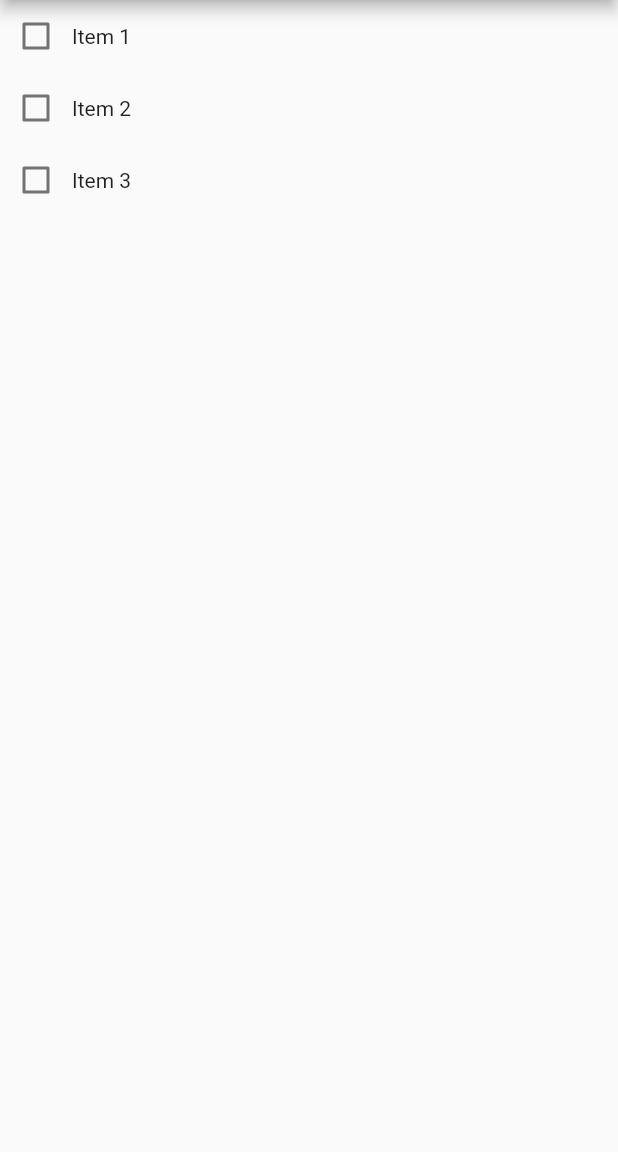
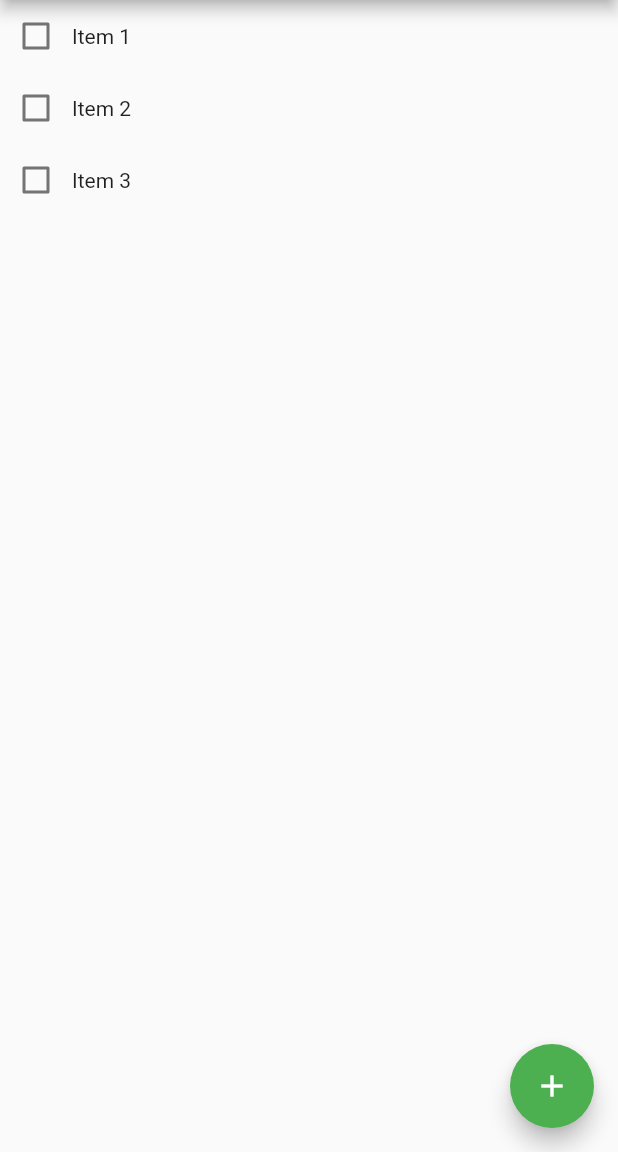
Before and after one commit to lickorice/flutter-todo-list_old, a Flutter app: the screen it shows after launch, on a phone screen of 412 x 824 dp, the part 84-1236 px from its top. Run offline on Flutter 3.47's test engine with Material 2 defaults, Android fonts, the phone set to English and light mode, and no system bars.

Commit message:
Initialize floatingActionButton for adding items

```diff
--- a/lib/main.dart
+++ b/lib/main.dart
@@ -13,6 +13,13 @@ class MyApp extends StatelessWidget {
         ),
         body: Center(
           child: TodoList(),
+        ),
+        floatingActionButton: FloatingActionButton(
+          onPressed: () {
+            // Code here
+          },
+          child: Icon(Icons.add),
+          backgroundColor: Colors.green,
         ),
       ),
     );
```
